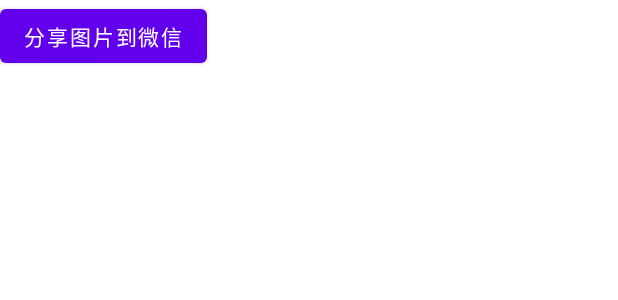
After one commit to cag2050/AndroidDemo, an Android app: the layout activity_share_to_wechat.xml on its own in the app's theme, with its tools: preview values and no code run, on a phone screen of 412 x 824 dp. The commit adds this screen. Shown: the top 300 px of the screen. Run offline under Robolectric (Android 15) with nearby library versions, the phone set to English and light mode, and no system bars.

Commit message:
add: 微信分享代码

```diff
--- a/app/build.gradle
+++ b/app/build.gradle
@@ -45,4 +45,6 @@ dependencies {
     testImplementation 'junit:junit:4.+'
     androidTestImplementation 'androidx.test.ext:junit:1.1.2'
     androidTestImplementation 'androidx.test.espresso:espresso-core:3.3.0'
+
+    api 'com.tencent.mm.opensdk:wechat-sdk-android-without-mta:+'
 }
--- a/app/src/main/AndroidManifest.xml
+++ b/app/src/main/AndroidManifest.xml
@@ -3,8 +3,8 @@
     package="com.example.androiddemo">
 
     <uses-permission android:name="android.permission.INTERNET" />
-    <uses-permission android:name="android.permission.WRITE_EXTERNAL_STORAGE"/>
-    <uses-permission android:name="android.permission.READ_EXTERNAL_STORAGE"/>
+    <uses-permission android:name="android.permission.WRITE_EXTERNAL_STORAGE" />
+    <uses-permission android:name="android.permission.READ_EXTERNAL_STORAGE" />
 
     <application
         android:allowBackup="true"
@@ -13,7 +13,7 @@
         android:roundIcon="@mipmap/ic_launcher_round"
         android:supportsRtl="true"
         android:theme="@style/Theme.AndroidDemo">
-
+        <activity android:name=".ShareToWechatActivity"></activity>
         <activity android:name=".MainActivity">
             <intent-filter>
                 <action android:name="android.intent.action.MAIN" />
--- a/app/src/main/java/com/example/androiddemo/DownloadImageJavaActivity.java
+++ b/app/src/main/java/com/example/androiddemo/DownloadImageJavaActivity.java
@@ -28,7 +28,7 @@ import java.net.HttpURLConnection;
 import java.net.MalformedURLException;
 import java.net.URL;
 
-// https://www.jianshu.com/p/eea5cc5ab9de
+// 参考：https://www.jianshu.com/p/eea5cc5ab9de
 public class DownloadImageJavaActivity extends AppCompatActivity implements View.OnClickListener {
 //    Context context = null;
 
--- a/app/src/main/java/com/example/androiddemo/MainActivity.kt
+++ b/app/src/main/java/com/example/androiddemo/MainActivity.kt
@@ -26,5 +26,10 @@ class MainActivity : AppCompatActivity() {
             val intent = Intent(this, DirDifferenceActivity::class.java);
             startActivity(intent)
         }
+
+        binding.wechatShareButton.setOnClickListener {
+            val intent = Intent(this, ShareToWechatActivity::class.java);
+            startActivity(intent)
+        }
     }
 }
--- /dev/null
+++ b/app/src/main/res/layout/activity_share_to_wechat.xml
@@ -0,0 +1,16 @@
+<?xml version="1.0" encoding="utf-8"?>
+<androidx.constraintlayout.widget.ConstraintLayout xmlns:android="http://schemas.android.com/apk/res/android"
+    xmlns:app="http://schemas.android.com/apk/res-auto"
+    xmlns:tools="http://schemas.android.com/tools"
+    android:layout_width="match_parent"
+    android:layout_height="match_parent"
+    tools:context=".ShareToWechatActivity">
+
+    <Button
+        android:id="@+id/share_to_wechat_button"
+        android:layout_width="wrap_content"
+        android:layout_height="wrap_content"
+        android:text="分享图片到微信"
+        tools:layout_editor_absoluteX="106dp"
+        tools:layout_editor_absoluteY="81dp" />
+</androidx.constraintlayout.widget.ConstraintLayout>
```
Also changed, not shown: app/src/main/java/com/example/androiddemo/ShareToWechatActivity.java (added, +100 -0 lines), app/src/main/res/layout/activity_main.xml (+4 -4 lines), app/src/main/res/drawable-xxhdpi/icon_message_selected.png (added), 2 other files.
